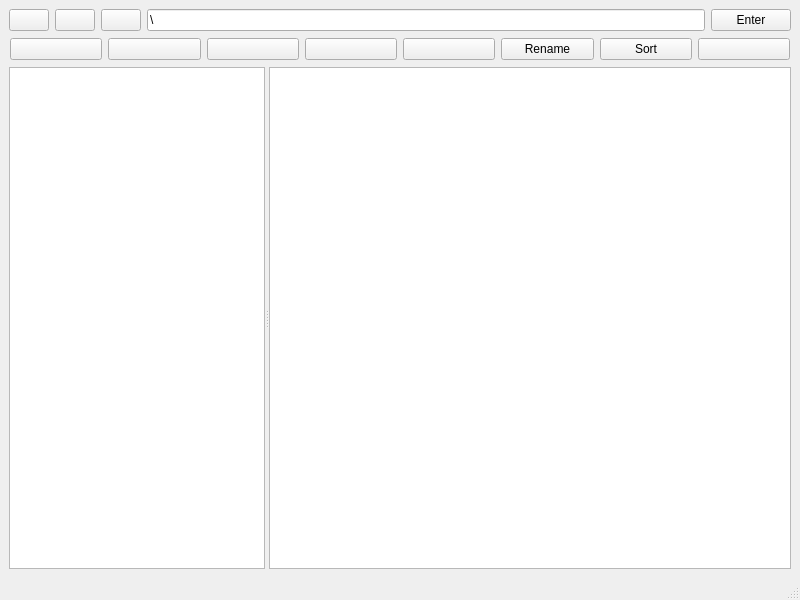
The window that mainwindow.ui (Snapky06/FileExplorer) describes before a commit, drawn with Qt 5.
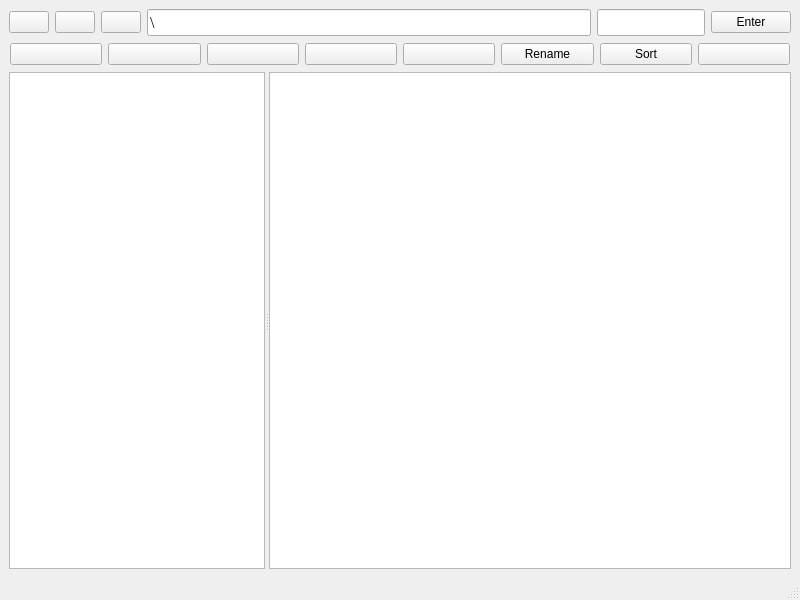
The same window after the commit. Icons and pictures are not drawn.

Commit message: arreglando mas

What changed in the file:
```diff
--- a/mainwindow.ui
+++ b/mainwindow.ui
@@ -52,11 +52,45 @@
       </item>
       <item>
        <widget class="QLineEdit" name="pathline">
+        <property name="minimumSize">
+         <size>
+          <width>20</width>
+          <height>0</height>
+         </size>
+        </property>
+        <property name="sizeIncrement">
+         <size>
+          <width>10</width>
+          <height>0</height>
+         </size>
+        </property>
+        <property name="baseSize">
+         <size>
+          <width>10</width>
+          <height>0</height>
+         </size>
+        </property>
+        <property name="font">
+         <font>
+          <family>Times New Roman</family>
+          <pointsize>12</pointsize>
+         </font>
+        </property>
         <property name="text">
          <string>\</string>
         </property>
        </widget>
       </item>
+      <item>
+       <widget class="QLineEdit" name="search">
+        <property name="sizePolicy">
+         <sizepolicy hsizetype="Minimum" vsizetype="Minimum">
+          <horstretch>0</horstretch>
+          <verstretch>0</verstretch>
+         </sizepolicy>
+        </property>
+       </widget>
+      </item>
       <item>
        <widget class="QPushButton" name="enterb">
         <property name="text">
```
The commit also changes 2 other files.
